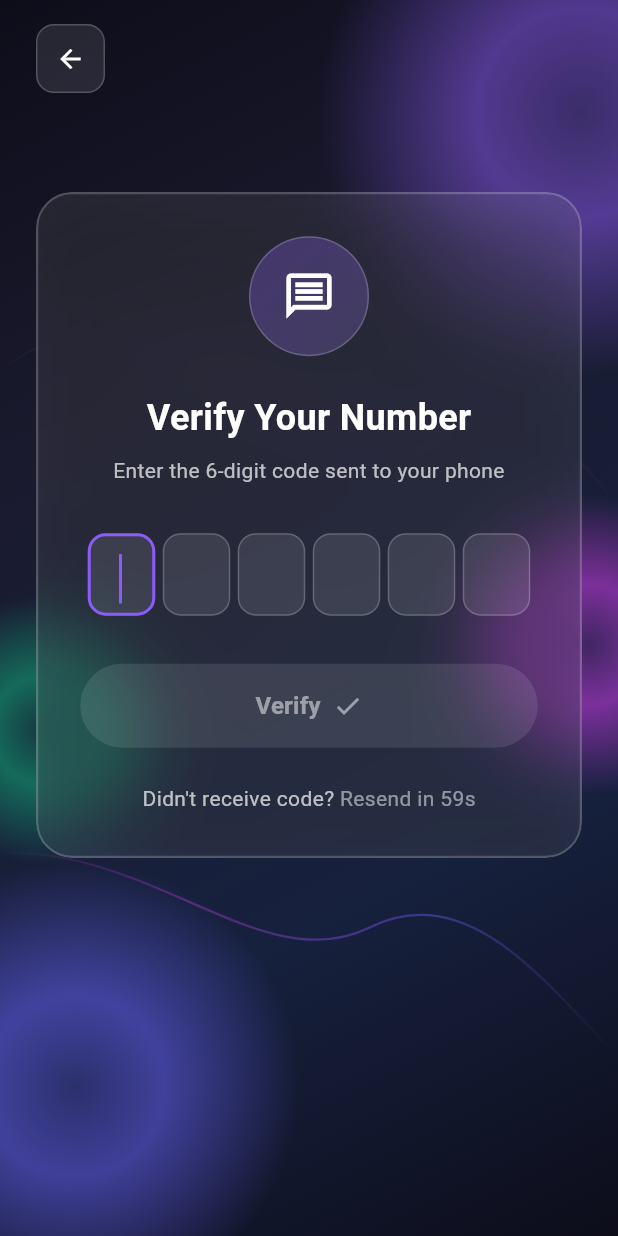
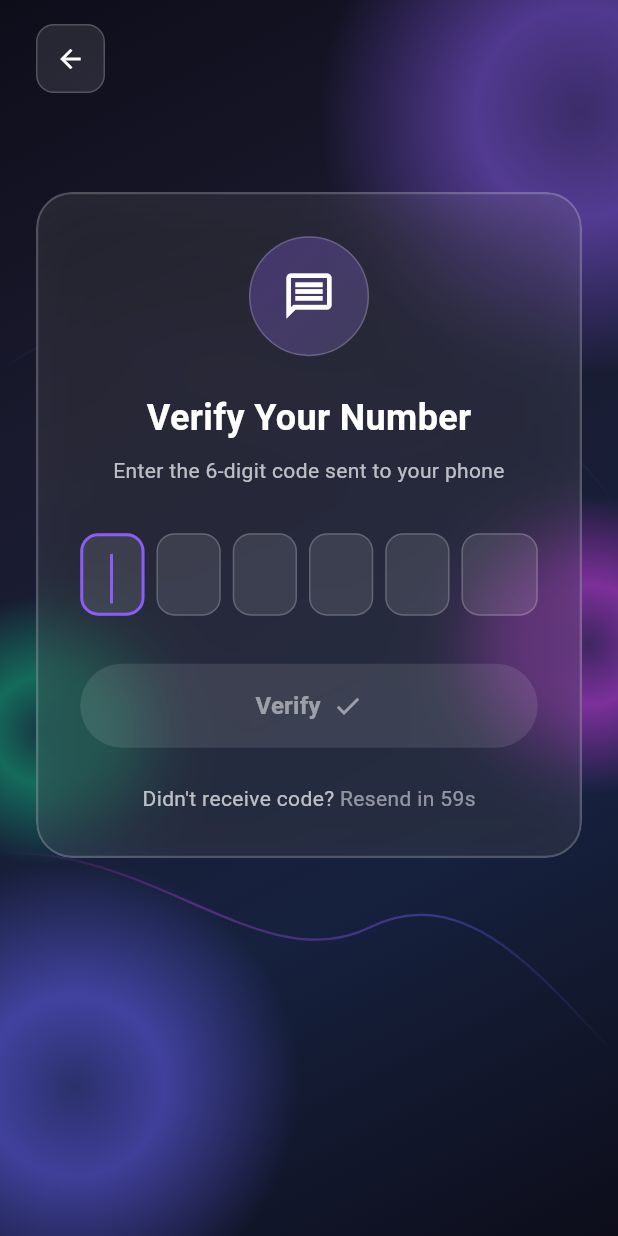
Before and after one commit to MohamedSaadMohamed1/exhibition_platform, a Flutter app: the OtpScreen screen opened by its route, on a phone screen of 412 x 824 dp. Run offline on Flutter 3.47's test engine with Material 3 defaults, Android fonts, the phone set to English and light mode, and no system bars; our stand-ins replace cached_network_image, cloud_firestore, connectivity_plus, dartz, equatable, firebase_auth and 11 more; accounts and stored records are empty; Roboto replaces fonts that are missing (Cairo).

Commit message:
feat: implement OTP verification screen and configure the Android build with Google services.

```diff
--- a/lib/features/auth/presentation/screens/otp_screen.dart
+++ b/lib/features/auth/presentation/screens/otp_screen.dart
@@ -197,9 +197,16 @@ class _OtpScreenState extends ConsumerState<OtpScreen> {
                           const SizedBox(height: 32),
                           // OTP Input Fields
                           Row(
-                            mainAxisAlignment: MainAxisAlignment.spaceEvenly,
+                            mainAxisAlignment: MainAxisAlignment.spaceBetween,
                             children: List.generate(6, (index) {
-                              return _buildOtpField(index);
+                              return Flexible(
+                                child: Padding(
+                                  padding: EdgeInsets.only(
+                                    right: index < 5 ? 8.0 : 0,
+                                  ),
+                                  child: _buildOtpField(index),
+                                ),
+                              );
                             }),
                           ),
                           const SizedBox(height: 32),
@@ -245,7 +252,6 @@ class _OtpScreenState extends ConsumerState<OtpScreen> {
 
   Widget _buildOtpField(int index) {
     return SizedBox(
-      width: 45,
       height: 55,
       child: KeyboardListener(
         focusNode: FocusNode(),
```
Also changed, not shown: 1 other file.
